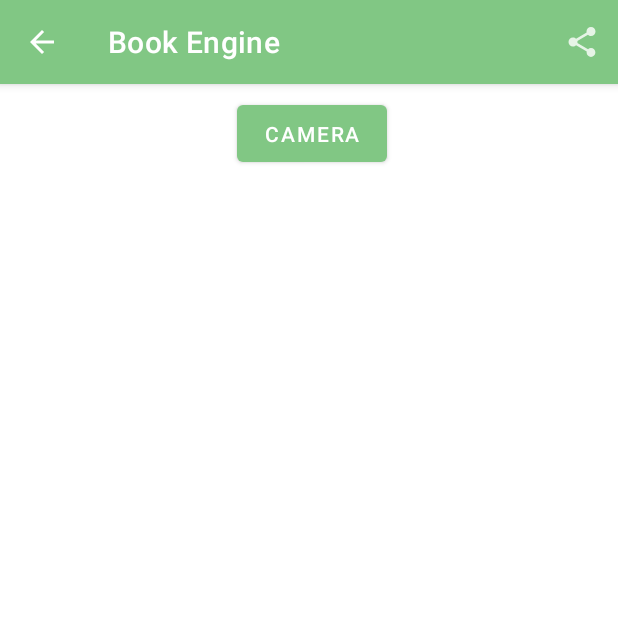
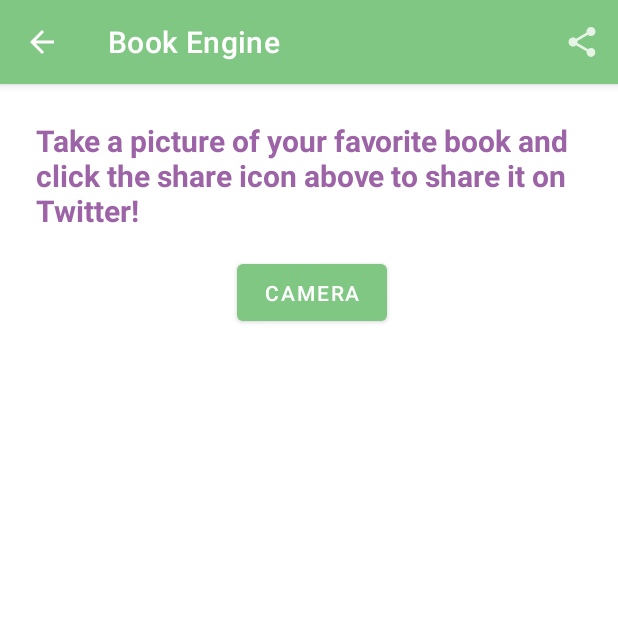
Before and after one commit to pericabrales/BookEngine, an Android app: the CameraActivity screen opened directly, with no data from a screen before it, on a phone screen of 412 x 824 dp, the top half of it. Run offline under Robolectric (Android 15) with nearby library versions, the phone set to English and light mode, and no system bars.

Commit message:
Twitter sentence on camera page

```diff
--- a/CS492FinalProject2/app/src/main/java/com/example/cs492finalproject/CameraActivity.java
+++ b/CS492FinalProject2/app/src/main/java/com/example/cs492finalproject/CameraActivity.java
@@ -18,6 +18,7 @@ import androidx.annotation.NonNull;
 
 import androidx.appcompat.app.AppCompatActivity;
 
+//help with camera access from: https://www.geeksforgeeks.org/android-how-to-open-camera-through-intent-and-display-captured-image/
 public class CameraActivity extends AppCompatActivity {
     private static final int pic_id = 111;
 
--- a/CS492FinalProject2/app/src/main/res/layout/activity_camera.xml
+++ b/CS492FinalProject2/app/src/main/res/layout/activity_camera.xml
@@ -7,6 +7,17 @@
     android:orientation="vertical"
     android:padding="8dp"
     tools:context=".CameraActivity">
+
+    <TextView
+        android:id="@+id/tv_twitter_string"
+        android:layout_width="wrap_content"
+        android:layout_height="wrap_content"
+        android:layout_gravity="center"
+        android:text="@string/action_twitter"
+        android:textStyle="bold"
+        android:padding="16dp"
+        android:textColor="@color/gradient1"
+        android:textSize="20dp" />
 
     <Button
         android:id="@+id/camera_button"
--- a/CS492FinalProject2/app/src/main/res/values/strings.xml
+++ b/CS492FinalProject2/app/src/main/res/values/strings.xml
@@ -13,6 +13,7 @@
 
 <!--text for share intent    -->
     <string name="share_book_text">Check out this book I found: %1$s by %2$s</string>
+    <string name="action_twitter">Take a picture of your favorite book and click the share icon above to share it on Twitter!</string>
 
     <string name="nav_search">Search</string>
     <string name="nav_bookmarked_repos">Your Reading List</string>
@@ -28,14 +29,4 @@
     <string name="pref_search_type_entry_author">Search by Author</string>
 <!--    <string name="pref_search_type_entry_brand">Brand</string>-->
     <string name="pref_search_type_default">@string/pref_search_type_entry_general</string>
-
-<!-- Strings for price greater than entry   -->
-<!--    <string name="pref_price_greater_key" translatable="false">pref_price_greater</string>-->
-<!--    <string name="pref_price_greater_title">Price Greater Than</string>-->
-<!--    <string name="pref_price_greater_default">0</string>-->
-
-<!-- Strings for price less than entry   -->
-<!--    <string name="pref_price_less_key" translatable="false">pref_price_less</string>-->
-<!--    <string name="pref_price_less_title">Price Less Than</string>-->
-<!--    <string name="pref_price_less_default">1000</string>-->
 </resources>
```
